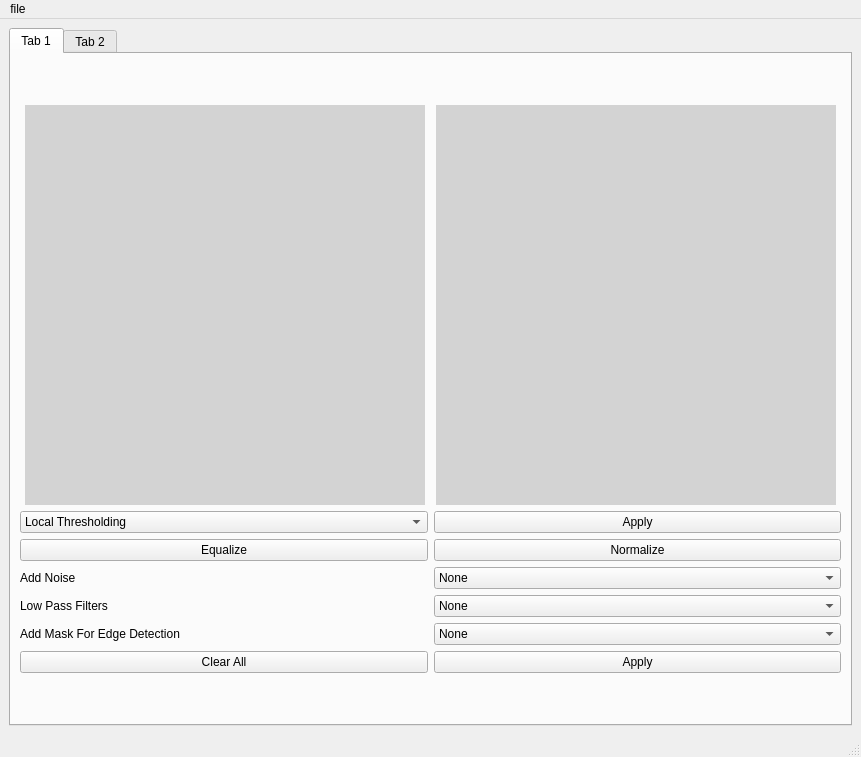
The window that main.ui (hassanowis/Vision-Pro-Toolkit) describes before a commit, drawn with Qt 5.
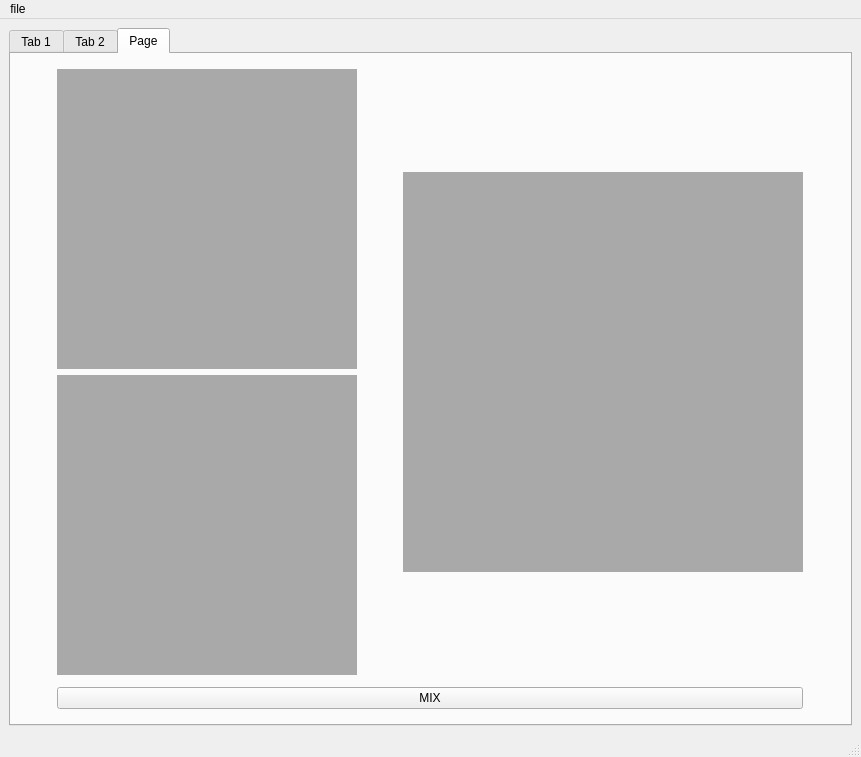
The same window after the commit. The open tabs and pages were chosen to show the change.

What changed in the file:
```diff
--- a/main.ui
+++ b/main.ui
@@ -15,7 +15,7 @@
   </property>
   <widget class="QWidget" name="centralwidget">
    <layout class="QGridLayout" name="gridLayout">
-    <item row="0" column="0">
+    <item row="0" column="1">
      <widget class="QTabWidget" name="tabWidget">
       <property name="currentIndex">
        <number>0</number>
@@ -336,6 +336,116 @@
         </layout>
        </widget>
       </widget>
+      <widget class="QWidget" name="tab_3">
+       <attribute name="title">
+        <string>Page</string>
+       </attribute>
+       <layout class="QGridLayout" name="gridLayout_3">
+        <item row="0" column="0">
+         <layout class="QHBoxLayout" name="horizontalLayout_9">
+          <item>
+           <layout class="QVBoxLayout" name="verticalLayout_2">
+            <item>
+             <widget class="QLabel" name="label_mix_1">
+              <property name="sizePolicy">
+               <sizepolicy hsizetype="Fixed" vsizetype="Fixed">
+                <horstretch>0</horstretch>
+                <verstretch>0</verstretch>
+               </sizepolicy>
+              </property>
+              <property name="minimumSize">
+               <size>
+                <width>300</width>
+                <height>300</height>
+               </size>
+              </property>
+              <property name="styleSheet">
+               <string notr="true">background-color: darkgray;
+
+</string>
+              </property>
+              <property name="text">
+               <string/>
+              </property>
+             </widget>
+            </item>
+            <item>
+             <widget class="QLabel" name="label_mix_2">
+              <property name="sizePolicy">
+               <sizepolicy hsizetype="Fixed" vsizetype="Fixed">
+                <horstretch>0</horstretch>
+                <verstretch>0</verstretch>
+               </sizepolicy>
+              </property>
+              <property name="minimumSize">
+               <size>
+                <width>300</width>
+                <height>300</height>
+               </size>
+              </property>
+              <property name="styleSheet">
+               <string notr="true">background-color: darkgray;
+
+</string>
+              </property>
+              <property name="text">
+               <string/>
+              </property>
+             </widget>
+            </item>
+           </layout>
+          </item>
+          <item>
+           <spacer name="horizontalSpacer">
+            <property name="orientation">
+             <enum>Qt::Horizontal</enum>
+            </property>
+            <property name="sizeType">
+             <enum>QSizePolicy::Fixed</enum>
+            </property>
+            <property name="sizeHint" stdset="0">
+             <size>
+              <width>40</width>
+              <height>20</height>
+             </size>
+            </property>
+           </spacer>
+          </item>
+          <item>
+           <widget class="QLabel" name="label_2">
+            <property name="sizePolicy">
+             <sizepolicy hsizetype="Fixed" vsizetype="Fixed">
+              <horstretch>0</horstretch>
+              <verstretch>0</verstretch>
+             </sizepolicy>
+            </property>
+            <property name="minimumSize">
+             <size>
+              <width>400</width>
+              <height>400</height>
+             </size>
+            </property>
+            <property name="styleSheet">
+             <string notr="true">background-color: darkgray;
+
+</string>
+            </property>
+            <property name="text">
+             <string/>
+            </property>
+           </widget>
+          </item>
+         </layout>
+        </item>
+        <item row="1" column="0">
+         <widget class="QPushButton" name="MIX_btn">
+          <property name="text">
+           <string>MIX</string>
+          </property>
+         </widget>
+        </item>
+       </layout>
+      </widget>
      </widget>
     </item>
    </layout>
```
